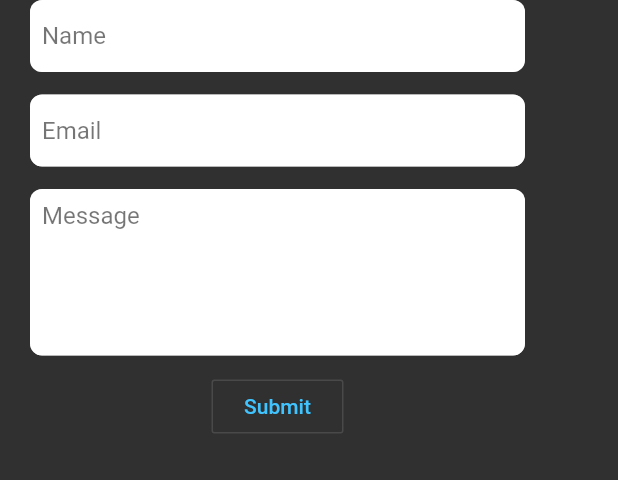
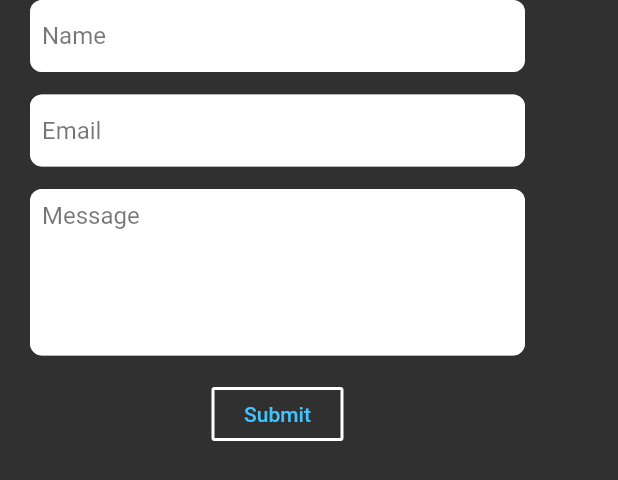
Before and after one commit to Thendricks25/Portfolio, a Flutter app: the ContactForm widget shown alone on an empty page, opened directly, on a phone screen of 412 x 824 dp. Shown: the top 480 px of the screen. Run offline on Flutter 3.47's test engine with Material 2 defaults, Android fonts, the phone set to English and light mode, and no system bars; our stand-ins replace carousel_pro, cloud_firestore, email_validator, responsive_builder, url_launcher_web; missing offline and left inert: draggable_scrollbar; accounts and stored records are empty.

```diff
--- a/lib/ContactForm.dart
+++ b/lib/ContactForm.dart
@@ -100,7 +100,7 @@ class _ContactFormState extends State<ContactForm> {
                       message = value;
                     },
                     maxLines: getValueForScreenType(
-                        context: context, mobile: 5, desktop: 17),
+                        context: context, mobile: 5, desktop: 10),
                     decoration: InputDecoration(
                         filled: true,
                         fillColor: Colors.white,
@@ -113,7 +113,7 @@ class _ContactFormState extends State<ContactForm> {
                     style: TextStyle(color: Colors.black),
                   ),
                   SizedBox(
-                    height: 10,
+                    height: 15,
                   ),
                   Builder(
                     builder: (context) => OutlineButton(
@@ -136,8 +136,12 @@ class _ContactFormState extends State<ContactForm> {
                       splashColor: Colors.white,
                       focusColor: Colors.lightBlueAccent,
                       hoverColor: Colors.white10,
+                      borderSide: BorderSide(
+                          color: Colors.white,
+                          width: 2,
+                          style: BorderStyle.solid),
                     ),
-                  )
+                  ),
                 ],
               ),
             ),
--- a/lib/ProjectTiles.dart
+++ b/lib/ProjectTiles.dart
@@ -275,7 +275,7 @@ class MobileProjectTiles extends StatelessWidget {
                             title: Text('Screenshots'),
                             content: Container(
                               height: displayHeight(context) * .8,
-                              width: 200,
+                              width: 300,
                               child: Carousel(
                                 overlayShadowSize: .005,
                                 boxFit: BoxFit.fitHeight,
--- a/lib/main.dart
+++ b/lib/main.dart
@@ -186,6 +186,7 @@ class _MyHomePageState extends State<MyHomePage> {
                             child: Column(
                               children: [
                                 ContactForm(),
+                                SizedBox(height: 50),
                               ],
                             ),
                           ),
--- a/pubspec.yaml
+++ b/pubspec.yaml
@@ -35,7 +35,6 @@ dependencies:
   cloud_firestore: ^0.14.0+2
   draggable_scrollbar: ^0.0.4
   email_validator: ^1.0.5
-  cloud_functions: ^0.6.0
   firebase_core: ^0.5.0
 dev_dependencies:
   flutter_test:
```
Also changed, not shown: lib/MobileView.dart (+22 -1 lines), lib/Scrollbar.dart (deleted, +0 -8 lines), images/desktopviewPortfolio.png (added), images/mobileviewPortfolio.png (added), pubspec.lock, 1 other file.
